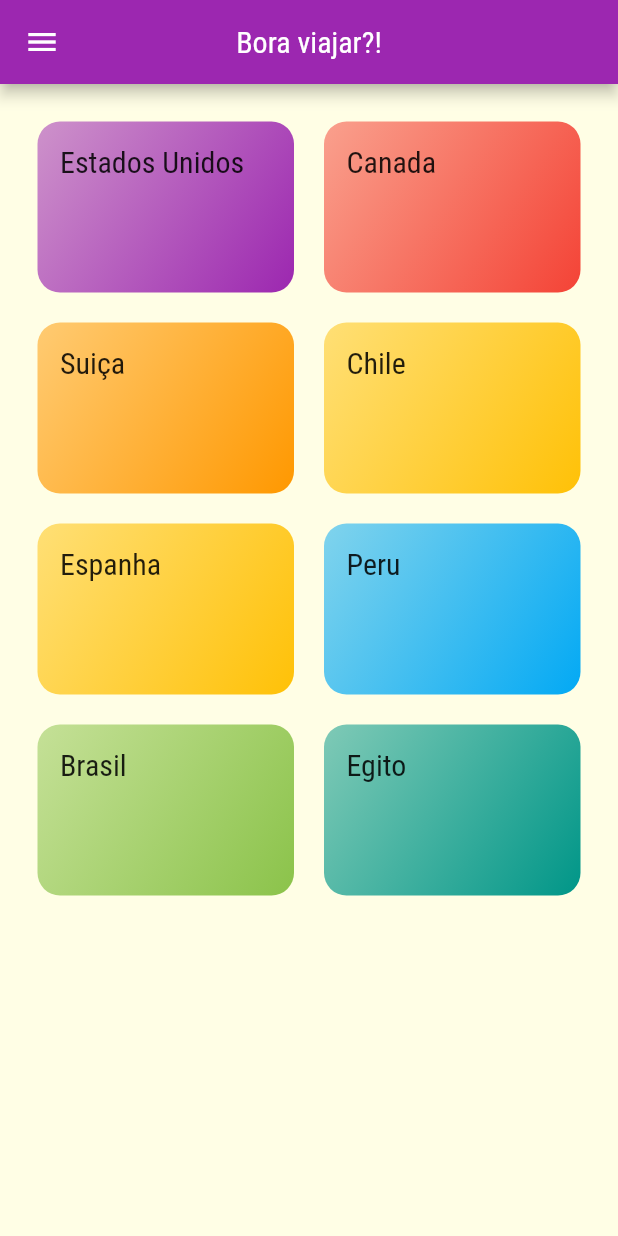
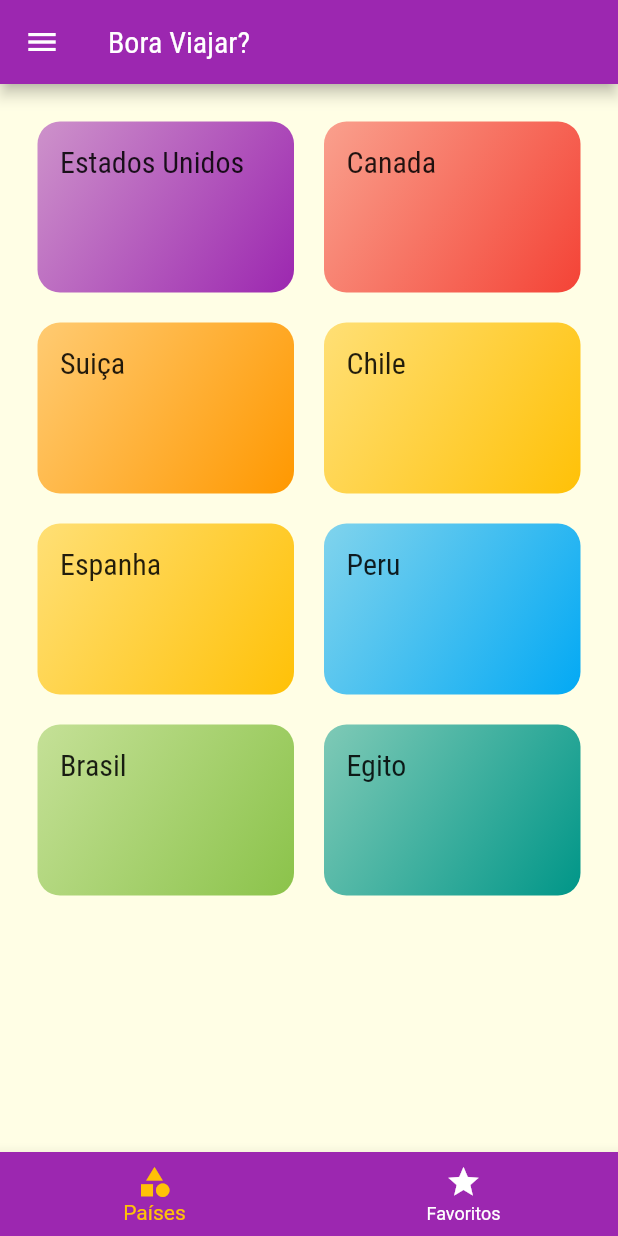
Before and after one commit to jeanmmlima/IMD0509-DDM20241, a Flutter app: the screen it shows after launch, on a phone screen of 412 x 824 dp. Run offline on Flutter 3.47's test engine with Material 2 defaults, Android fonts, the phone set to English and light mode, and no system bars.

Commit message:
tabs como navegação

```diff
--- a/f03_lugares/lib/main.dart
+++ b/f03_lugares/lib/main.dart
@@ -3,6 +3,7 @@ import 'dart:ui';
 import 'package:f03_lugares/screens/countries_places_screen.dart';
 import 'package:f03_lugares/screens/place_detail_screen.dart';
 import 'package:f03_lugares/screens/settings_screen.dart';
+import 'package:f03_lugares/screens/tabs_screen.dart';
 import 'package:f03_lugares/utils/app_routes.dart';
 import 'package:flutter/material.dart';
 
@@ -28,9 +29,10 @@ class MyApp extends StatelessWidget {
               ),
             ),
       ),
-      home: CountriesScreen(),
-      //initialRoute: '/',
+      //home: CountriesScreen(),
+      initialRoute: '/',
       routes: {
+        AppRoutes.HOME: (ctx) => TabsScreen(),
         AppRoutes.COUNTRY_PLACES: (ctx) => CountryPlacesScreen(),
         AppRoutes.PLACES_DETAIL: (ctx) => PlaceDetailScreen(),
         AppRoutes.SETTINGS: (ctx) => SettingsScreen(),
--- a/f03_lugares/lib/screens/countries_screen.dart
+++ b/f03_lugares/lib/screens/countries_screen.dart
@@ -7,12 +7,11 @@ class CountriesScreen extends StatelessWidget {
   @override
   Widget build(BuildContext context) {
     return Scaffold(
-      appBar: AppBar(
+      /*  appBar: AppBar(
           centerTitle: true,
           title: Text(
             'Bora viajar?!',
-          )),
-      drawer: MainDrawer(),
+          )), */
       body: GridView(
         padding: const EdgeInsets.all(25),
         gridDelegate: SliverGridDelegateWithMaxCrossAxisExtent(
--- /dev/null
+++ b/f03_lugares/lib/screens/favoritos_screen.dart
@@ -0,0 +1,10 @@
+import 'package:flutter/material.dart';
+
+class FavoritosScreen extends StatelessWidget {
+  @override
+  Widget build(BuildContext context) {
+    return Center(
+      child: Text('Meus Favoritos', style: TextStyle(fontSize: 20),),
+    );
+  }
+}
--- /dev/null
+++ b/f03_lugares/lib/screens/tabs_screen.dart
@@ -0,0 +1,43 @@
+import 'package:flutter/material.dart';
+
+import '../components/main_drawer.dart';
+import 'countries_screen.dart';
+import 'favoritos_screen.dart';
+
+class TabsScreen extends StatefulWidget {
+  @override
+  State<TabsScreen> createState() => _TabsScreenState();
+}
+
+class _TabsScreenState extends State<TabsScreen> {
+  int _indexSelectedScreen = 0;
+
+  List<Widget> _screens = [CountriesScreen(), FavoritosScreen()];
+
+  _selectScreen(int index) {
+    setState(() {
+      _indexSelectedScreen = index;
+    });
+  }
+
+  @override
+  Widget build(BuildContext context) {
+
+    return Scaffold(
+      appBar: AppBar(title: Text('Bora Viajar?')),
+      body: _screens[_indexSelectedScreen],
+      bottomNavigationBar: BottomNavigationBar(
+        onTap: _selectScreen,
+        selectedItemColor: Theme.of(context).colorScheme.secondary,
+        unselectedItemColor: Colors.white,
+        currentIndex: _indexSelectedScreen,
+        backgroundColor: Theme.of(context).colorScheme.primary,
+        items: [
+          BottomNavigationBarItem(icon: Icon(Icons.category), label: 'Países'),
+          BottomNavigationBarItem(icon: Icon(Icons.star), label: 'Favoritos'),
+        ],
+      ),
+      drawer: MainDrawer(),
+    );
+  }
+}
```
